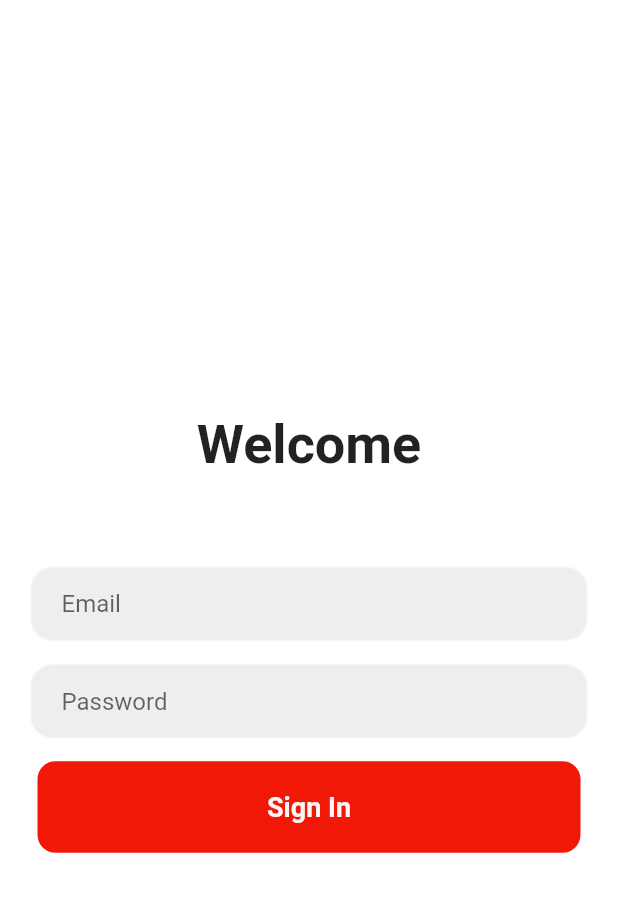
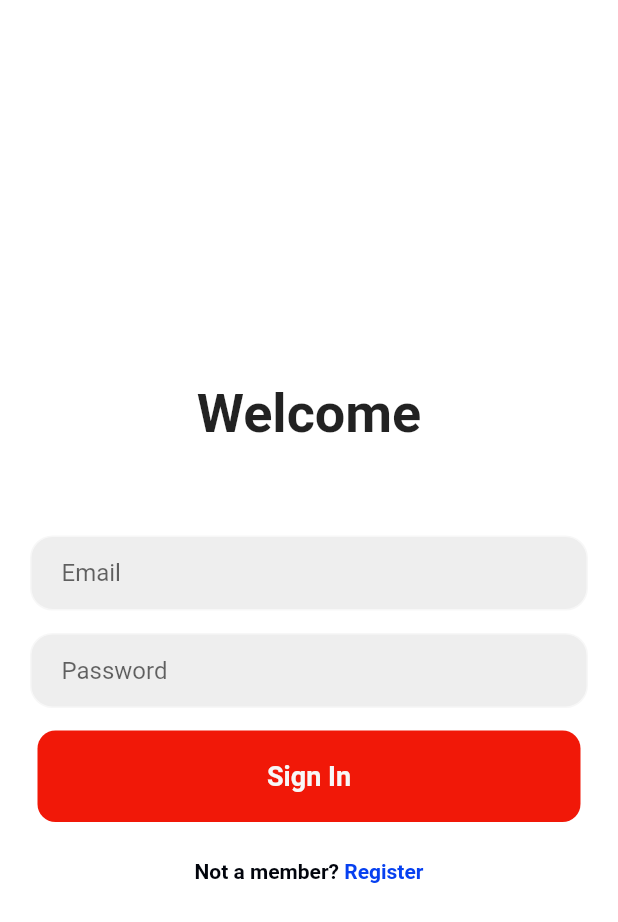
Before and after one commit to MrAnmol08/movielovers, a Flutter app: the login screen opened directly, on a phone screen of 412 x 824 dp. Shown: the top 922 px of the screen. Run offline on Flutter 3.47's test engine with Material 2 defaults, Android fonts, the phone set to English and light mode, and no system bars; our stand-ins replace google_fonts.

Commit message:
adding register option on loginpage ( Not navigatio till)

```diff
--- a/lib/LoginPage.dart
+++ b/lib/LoginPage.dart
@@ -96,6 +96,18 @@ class _loginState extends State<login> {
                 ),
               ),
 
+            SizedBox(height: 25),
+
+              Row(
+                mainAxisAlignment: MainAxisAlignment.center,
+                children: const [
+                  Text('Not a member?', style:TextStyle(color:Color.fromARGB(255, 1, 4, 12),
+                  fontWeight: FontWeight.bold )),
+
+                  Text(' Register', style:TextStyle(color:Color.fromARGB(255, 6, 64, 240),
+                  fontWeight: FontWeight.bold ) ,),
+                ],
+              ),
 
             ]
           ),
```
